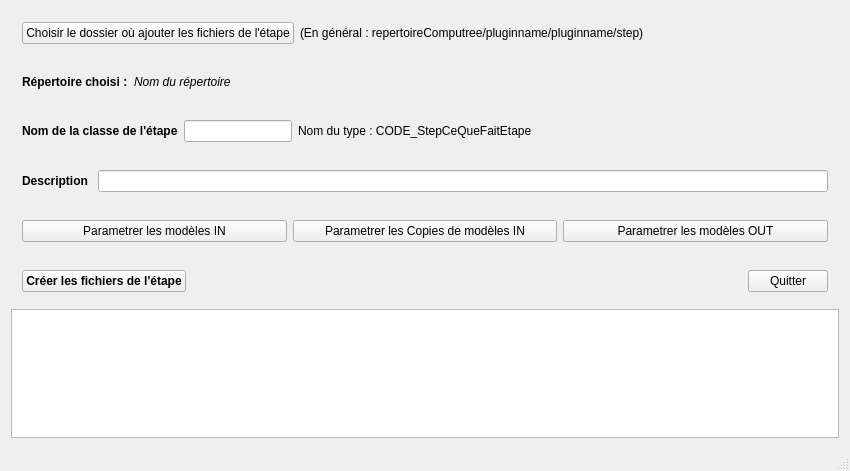
Qt form stepcreatorv2/mainwindow.ui (computree/computree-v3) before a commit.
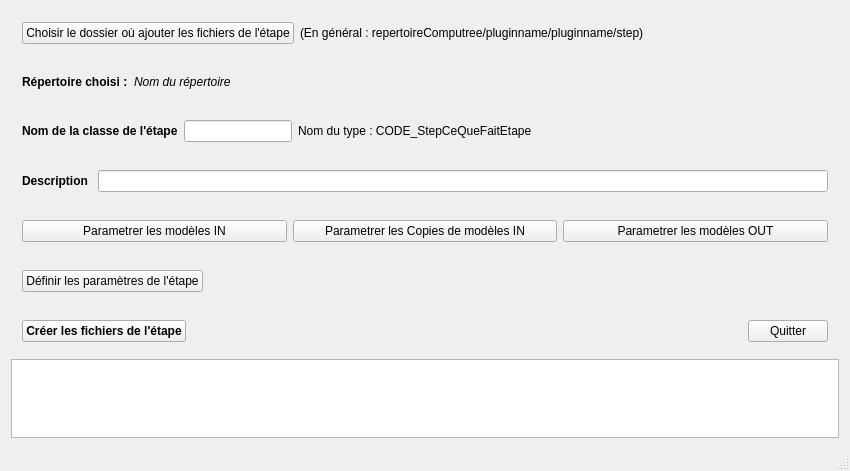
The same form after that commit.

```diff
--- a/stepcreatorv2/mainwindow.ui
+++ b/stepcreatorv2/mainwindow.ui
@@ -193,6 +193,32 @@
       </layout>
      </widget>
     </item>
+    <item>
+     <widget class="QWidget" name="widget_7" native="true">
+      <layout class="QHBoxLayout" name="horizontalLayout_7">
+       <item>
+        <widget class="QPushButton" name="parameters">
+         <property name="text">
+          <string>Définir les paramètres de l'étape</string>
+         </property>
+        </widget>
+       </item>
+       <item>
+        <spacer name="horizontalSpacer_4">
+         <property name="orientation">
+          <enum>Qt::Horizontal</enum>
+         </property>
+         <property name="sizeHint" stdset="0">
+          <size>
+           <width>40</width>
+           <height>20</height>
+          </size>
+         </property>
+        </spacer>
+       </item>
+      </layout>
+     </widget>
+    </item>
     <item>
      <widget class="QWidget" name="widget_5" native="true">
       <layout class="QHBoxLayout" name="horizontalLayout_5">
```
